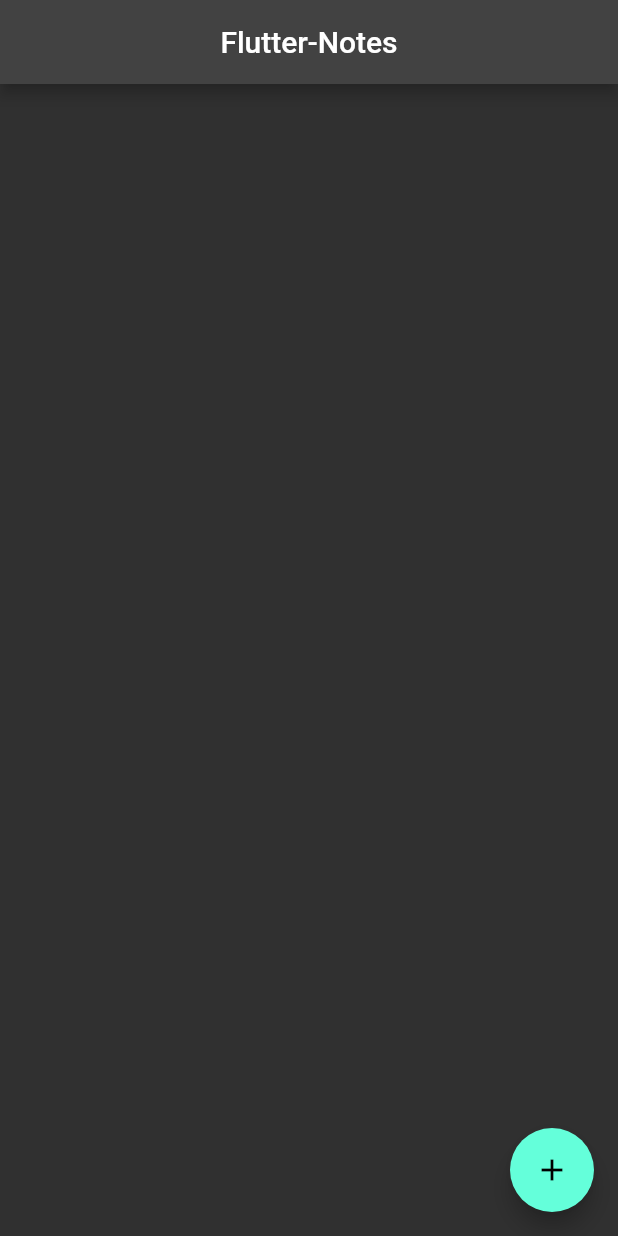
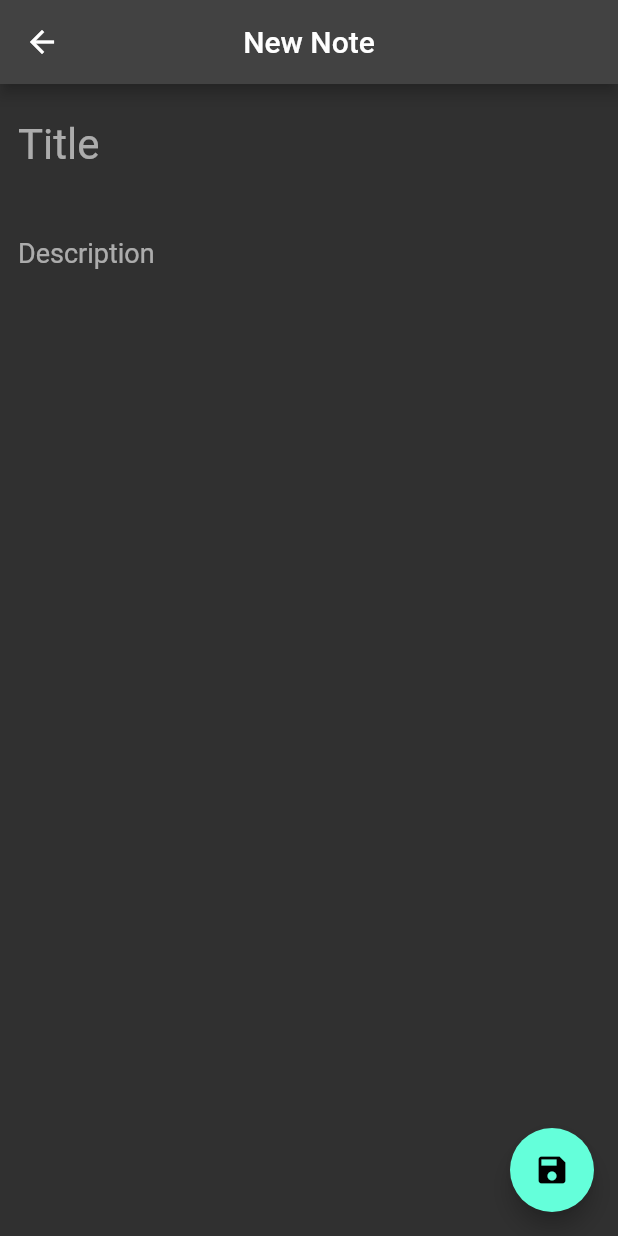
Before and after one commit to shamel-rai/Flutter-Notes-App, a Flutter app: the screen it shows after launch, after a tap on the "add" icon, on a phone screen of 412 x 824 dp. Run offline on Flutter 3.47's test engine with Material 3 defaults, Android fonts, the phone set to English and light mode, and no system bars.

Commit message:
Basic Note Taking App

```diff
--- /dev/null
+++ b/lib/models/note_model.dart
@@ -0,0 +1,6 @@
+class NoteModel {
+  final String title;
+  final String body;
+
+  NoteModel({required this.title, required this.body});
+}
--- /dev/null
+++ b/lib/screens/create_notes.dart
@@ -0,0 +1,69 @@
+import 'package:flutter/material.dart';
+import 'package:notes/models/note_model.dart';
+
+class CreateNotes extends StatefulWidget {
+  const CreateNotes({super.key, required this.onNewNoteCreate});
+
+  final Function(NoteModel) onNewNoteCreate;
+
+  @override
+  State<CreateNotes> createState() => _CreateNotesState();
+}
+
+class _CreateNotesState extends State<CreateNotes> {
+  final titleController = TextEditingController();
+  final bodyController = TextEditingController();
+
+  @override
+  Widget build(BuildContext context) {
+    return Scaffold(
+      appBar: AppBar(title: const Text("New Note"), centerTitle: true),
+      body: Padding(
+        padding: const EdgeInsets.all(12.0),
+        child: Column(
+          children: [
+            TextFormField(
+              controller: titleController,
+              style: TextStyle(fontSize: 28),
+              decoration: InputDecoration(
+                border: InputBorder.none,
+                hintText: "Title",
+              ),
+            ),
+            // Spacing
+            SizedBox(height: 20),
+            TextFormField(
+              controller: bodyController,
+              style: TextStyle(fontSize: 18),
+              decoration: InputDecoration(
+                border: InputBorder.none,
+                hintText: "Description",
+              ),
+            ),
+          ],
+        ),
+      ),
+
+      floatingActionButton: FloatingActionButton(
+        onPressed: () {
+          if (titleController.text.isEmpty) {
+            return;
+          }
+
+          if (bodyController.text.isEmpty) {
+            return;
+          }
+
+          final note = NoteModel(
+            title: titleController.text,
+            body: bodyController.text,
+          );
+
+          widget.onNewNoteCreate(note);
+          Navigator.of(context).pop();
+        },
+        child: Icon(Icons.save),
+      ),
+    );
+  }
+}
--- a/lib/screens/home_screen.dart
+++ b/lib/screens/home_screen.dart
@@ -1,4 +1,7 @@
 import 'package:flutter/material.dart';
+import 'package:notes/models/note_model.dart';
+import 'package:notes/screens/create_notes.dart';
+import 'package:notes/widgets/note_card.dart';
 
 class HomeScreen extends StatefulWidget {
   const HomeScreen({super.key});
@@ -8,13 +11,46 @@ class HomeScreen extends StatefulWidget {
 }
 
 class _HomeScreenState extends State<HomeScreen> {
+  //one way
+  // List<NoteModel> notes = [];
+  List<NoteModel> notes = List.empty(growable: true);
+
+  void onNewNoteCreate(NoteModel note) {
+    notes.add(note);
+    setState(() {});
+  }
+
+  void onNoteDeleted(int index) {
+    notes.removeAt(index);
+    setState(() {});
+  }
+
   @override
   Widget build(BuildContext context) {
     return Scaffold(
       appBar: AppBar(title: Text("Flutter-Notes"), centerTitle: true),
 
+      body: ListView.builder(
+        itemCount: notes.length,
+        itemBuilder: (context, index) {
+          return NoteCard(
+            note: notes[index],
+            index: index,
+            onNoteDelete: onNoteDeleted,
+          );
+        },
+      ),
+
       floatingActionButton: FloatingActionButton(
-        onPressed: () {},
+        onPressed: () {
+          Navigator.push(
+            context,
+            MaterialPageRoute(
+              builder: (context) =>
+                  CreateNotes(onNewNoteCreate: onNewNoteCreate),
+            ),
+          );
+        },
         child: Icon(Icons.add),
       ),
     );
```
Also changed, not shown: lib/screens/note_view.dart (added, +68 -0 lines), lib/widgets/note_card.dart (added, +49 -0 lines).
